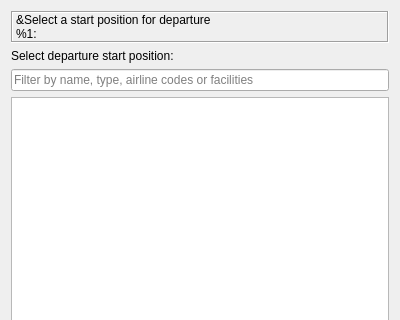
albar965/littlenavmap, file src/route/parkingdialog.ui: the form before one commit; both pictures show x 0 to 400 and y 0 to 320 of the 400 by 600 pixel window.
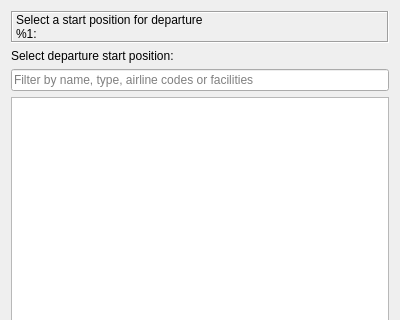
The form after the commit.

The edit to the form file:
```diff
--- a/src/route/parkingdialog.ui
+++ b/src/route/parkingdialog.ui
@@ -23,7 +23,7 @@
       <enum>QFrame::Sunken</enum>
      </property>
      <property name="text">
-      <string>&amp;Select a start position for departure&lt;br/&gt;%1:</string>
+      <string>Select a start position for departure&lt;br/&gt;%1:</string>
      </property>
      <property name="wordWrap">
       <bool>true</bool>
```
